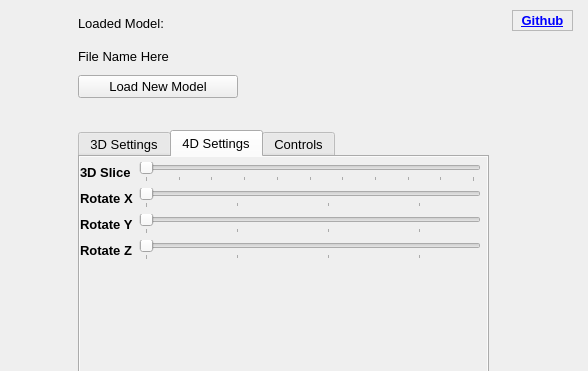
The window that src/Viewport.ui (Luminic/NWAPW_RayTracer) describes before a commit, drawn with Qt 5; both pictures show x 692 to 1280 and y 0 to 371 of the 1280 by 640 pixel window.
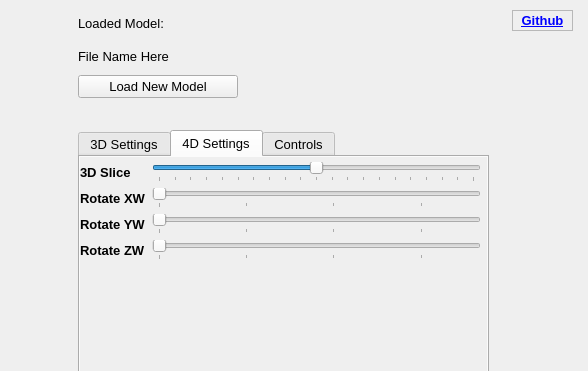
The same window after the commit. The open tabs and pages were chosen to show the change.

What changed in the file:
```diff
--- a/src/Viewport.ui
+++ b/src/Viewport.ui
@@ -259,7 +259,7 @@
          <enum>Qt::LeftToRight</enum>
         </property>
         <property name="minimum">
-         <number>0</number>
+         <number>-10000</number>
         </property>
         <property name="maximum">
          <number>10000</number>
@@ -288,7 +288,7 @@
          </font>
         </property>
         <property name="text">
-         <string>Rotate X</string>
+         <string>Rotate XW</string>
         </property>
        </widget>
       </item>
@@ -302,7 +302,7 @@
          </font>
         </property>
         <property name="text">
-         <string>Rotate Y</string>
+         <string>Rotate YW</string>
         </property>
        </widget>
       </item>
@@ -316,7 +316,7 @@
          </font>
         </property>
         <property name="text">
-         <string>Rotate Z</string>
+         <string>Rotate ZW</string>
         </property>
        </widget>
       </item>
```
Left out of the diff: 6 changed lines with no effect on the pictures.
